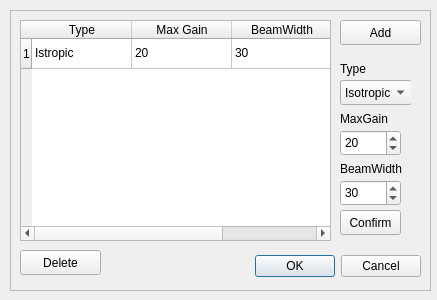
The window that Qt/QT_PRJ/Ns3Visualizer/antennas.ui (z14212638-eng/Ns3-based-Visualization) describes before a commit, drawn with Qt 5.
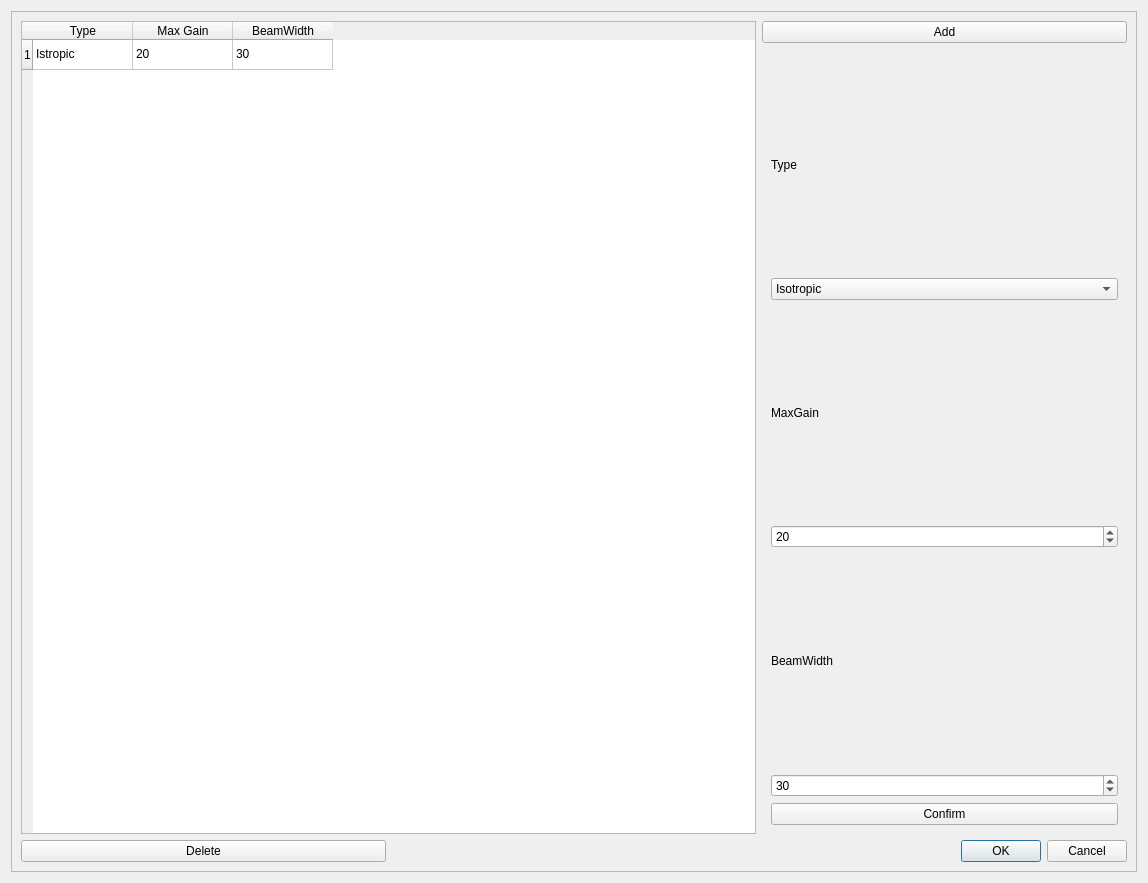
The same window after the commit.

```diff
--- a/Qt/QT_PRJ/Ns3Visualizer/antennas.ui
+++ b/Qt/QT_PRJ/Ns3Visualizer/antennas.ui
@@ -6,53 +6,25 @@
    <rect>
     <x>0</x>
     <y>0</y>
-    <width>437</width>
-    <height>300</height>
+    <width>1148</width>
+    <height>883</height>
    </rect>
   </property>
   <property name="windowTitle">
    <string>Dialog</string>
   </property>
+  <layout class="QGridLayout" name="gridLayout">
+   <item row="0" column="0">
   <widget class="QFrame" name="frame">
-   <property name="geometry">
-    <rect>
-     <x>10</x>
-     <y>10</y>
-     <width>421</width>
-     <height>281</height>
-    </rect>
-   </property>
    <property name="frameShape">
     <enum>QFrame::Shape::StyledPanel</enum>
    </property>
    <property name="frameShadow">
     <enum>QFrame::Shadow::Raised</enum>
    </property>
-   <widget class="QDialogButtonBox" name="buttonBox">
-    <property name="geometry">
-     <rect>
-      <x>70</x>
-      <y>240</y>
-      <width>341</width>
-      <height>32</height>
-     </rect>
-    </property>
-    <property name="orientation">
-     <enum>Qt::Orientation::Horizontal</enum>
-    </property>
-    <property name="standardButtons">
-     <set>QDialogButtonBox::StandardButton::Cancel|QDialogButtonBox::StandardButton::Ok</set>
-    </property>
-   </widget>
+     <layout class="QGridLayout" name="gridLayout_2">
+      <item row="0" column="0" rowspan="2" colspan="2">
    <widget class="QTableWidget" name="tableWidget">
-    <property name="geometry">
-     <rect>
-      <x>10</x>
-      <y>10</y>
-      <width>311</width>
-      <height>221</height>
-     </rect>
-    </property>
     <row/>
     <column>
      <property name="text">
@@ -85,37 +57,26 @@
      </property>
     </item>
    </widget>
+      </item>
+      <item row="0" column="2">
    <widget class="QPushButton" name="pushButton">
-    <property name="geometry">
-     <rect>
-      <x>330</x>
-      <y>10</y>
-      <width>81</width>
-      <height>25</height>
-     </rect>
-    </property>
     <property name="text">
      <string>Add</string>
     </property>
    </widget>
+      </item>
+      <item row="1" column="2">
    <widget class="QWidget" name="widget" native="true">
-    <property name="geometry">
-     <rect>
-      <x>320</x>
-      <y>40</y>
-      <width>81</width>
-      <height>191</height>
-     </rect>
-    </property>
+        <layout class="QVBoxLayout" name="verticalLayout">
+         <item>
+          <widget class="QLabel" name="label_3">
+           <property name="text">
+            <string>Type</string>
+           </property>
+          </widget>
+         </item>
+         <item>
     <widget class="QComboBox" name="comboBox">
-     <property name="geometry">
-      <rect>
-       <x>10</x>
-       <y>30</y>
-       <width>72</width>
-       <height>25</height>
-      </rect>
-     </property>
      <item>
       <property name="text">
        <string>Isotropic</string>
@@ -152,99 +113,66 @@
       </property>
      </item>
     </widget>
+         </item>
+         <item>
     <widget class="QLabel" name="label">
-     <property name="geometry">
-      <rect>
-       <x>10</x>
-       <y>60</y>
-       <width>54</width>
-       <height>17</height>
-      </rect>
-     </property>
      <property name="text">
       <string>MaxGain</string>
      </property>
     </widget>
+         </item>
+         <item>
     <widget class="QSpinBox" name="spinBox">
-     <property name="geometry">
-      <rect>
-       <x>10</x>
-       <y>80</y>
-       <width>61</width>
-       <height>26</height>
-      </rect>
-     </property>
      <property name="value">
       <number>20</number>
      </property>
     </widget>
+         </item>
+         <item>
     <widget class="QLabel" name="label_2">
-     <property name="geometry">
-      <rect>
-       <x>10</x>
-       <y>110</y>
-       <width>71</width>
-       <height>17</height>
-      </rect>
-     </property>
      <property name="text">
       <string>BeamWidth</string>
      </property>
     </widget>
+         </item>
+         <item>
     <widget class="QSpinBox" name="spinBox_2">
-     <property name="geometry">
-      <rect>
-       <x>10</x>
-       <y>130</y>
-       <width>61</width>
-       <height>26</height>
-      </rect>
-     </property>
      <property name="value">
       <number>30</number>
      </property>
     </widget>
-    <widget class="QLabel" name="label_3">
-     <property name="geometry">
-      <rect>
-       <x>10</x>
-       <y>10</y>
-       <width>54</width>
-       <height>17</height>
-      </rect>
-     </property>
-     <property name="text">
-      <string>Type</string>
-     </property>
-    </widget>
+         </item>
+         <item>
     <widget class="QPushButton" name="pushButton_3">
-     <property name="geometry">
-      <rect>
-       <x>10</x>
-       <y>160</y>
-       <width>61</width>
-       <height>25</height>
-      </rect>
-     </property>
      <property name="text">
       <string>Confirm</string>
      </property>
     </widget>
-   </widget>
+         </item>
+        </layout>
+       </widget>
+      </item>
+      <item row="2" column="0">
    <widget class="QPushButton" name="pushButton_2">
-    <property name="geometry">
-     <rect>
-      <x>10</x>
-      <y>240</y>
-      <width>81</width>
-      <height>25</height>
-     </rect>
-    </property>
     <property name="text">
      <string>Delete</string>
     </property>
    </widget>
-  </widget>
+      </item>
+      <item row="2" column="1" colspan="2">
+       <widget class="QDialogButtonBox" name="buttonBox">
+        <property name="orientation">
+         <enum>Qt::Orientation::Horizontal</enum>
+        </property>
+        <property name="standardButtons">
+         <set>QDialogButtonBox::StandardButton::Cancel|QDialogButtonBox::StandardButton::Ok</set>
+        </property>
+       </widget>
+      </item>
+     </layout>
+    </widget>
+   </item>
+  </layout>
  </widget>
  <resources/>
  <connections>
```
Lines whose indentation alone changed are shown as unchanged.
